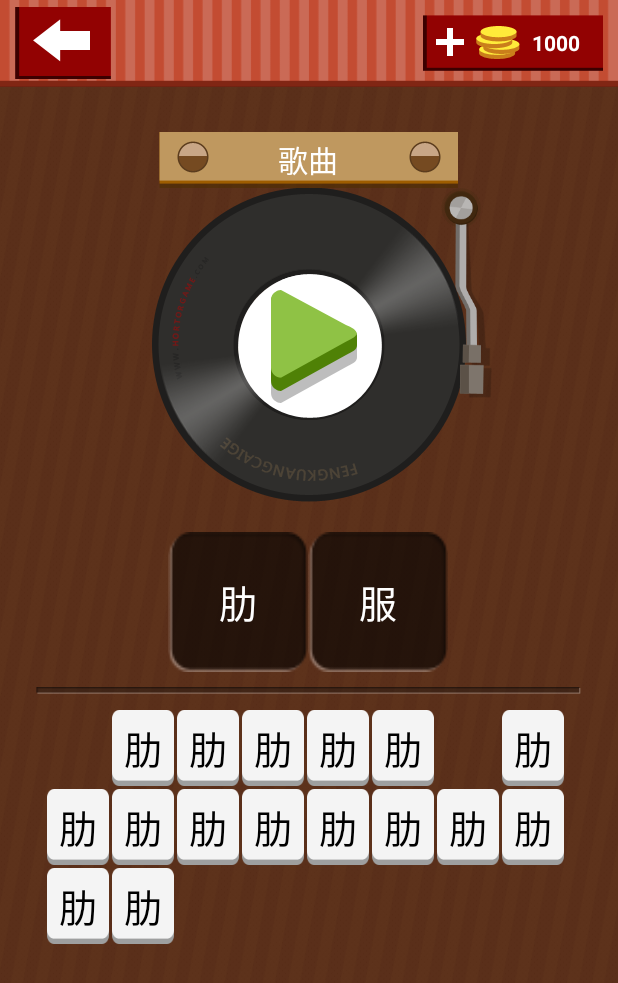
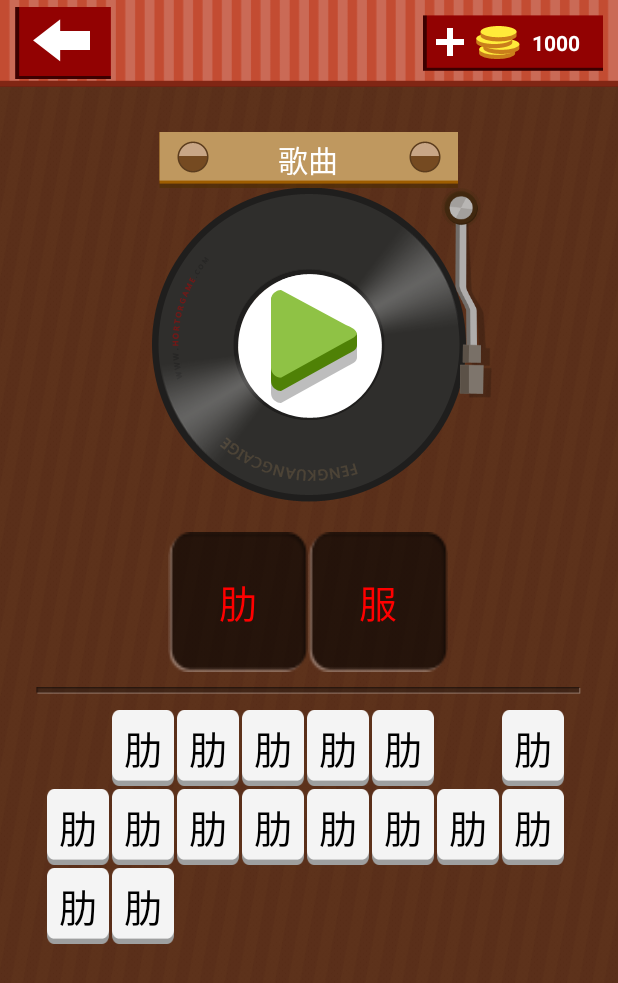
Before and after one commit to wukong696/GuessMusic, an Android app: the screen it shows after launch (MainActivity), after a tap on an icon or button, on a phone screen of 412 x 824 dp. Shown: the top 983 px of the screen. Run offline under Robolectric (Android 15) with nearby library versions, the phone set to English and light mode, and no system bars; 2 other taps on this screen came first.

Commit message:
实现答案检测逻辑，错误答案闪烁和简单过关界面

```diff
--- a/app/src/main/java/com/example/yue/gm/MainActivity.java
+++ b/app/src/main/java/com/example/yue/gm/MainActivity.java
@@ -16,6 +16,8 @@ import android.widget.LinearLayout;
 import java.io.UnsupportedEncodingException;
 import java.util.ArrayList;
 import java.util.Random;
+import java.util.Timer;
+import java.util.TimerTask;
 
 import data.Const;
 import model.IWordButtonClickListener;
@@ -28,6 +30,11 @@ import util.Util;
 public class MainActivity extends Activity  implements IWordButtonClickListener{
 
     public final static String TAG = "MainActivity";
+    //答案状态，正确，错误，不完整
+    public final static int STATUS_ANSWER_RIGHT =1;
+    public final static int STATUS_ANSWER_WEONG =2;
+    public final static int STATUS_ANSWER_LACK =3;
+    public final static int SPASH_TIMES = 6;
 
     //唱片动画定义
     private Animation mPanAnim;//定义动画
@@ -67,6 +74,8 @@ public class MainActivity extends Activity  implements IWordButtonClickListener{
     //当前关的索引,因为数组的索引问题，所以初始化为-1
     private int mCurrentStageIndex = -1;
 
+    //过关界面
+    private View mPassView;
 
 
 
@@ -169,9 +178,23 @@ public class MainActivity extends Activity  implements IWordButtonClickListener{
     }
 
     @Override
-    public void onWordButtonClick(WordButton wordButton){
+    public void onWordButtonClick(WordButton wordButton){//点击待选框文字事件
         //Toast.makeText(this,wordButton.mindex + "",Toast.LENGTH_SHORT).show();
         setSelectWord(wordButton);
+
+        //获得答案状态
+        int checkResult = checkTheAnswer();
+        //检查答案
+        if(checkResult == STATUS_ANSWER_RIGHT){
+            //过关并获得奖励
+            handlePassEvent();
+        }else if(checkResult == STATUS_ANSWER_WEONG){
+            //闪烁文字并提示用户
+            sparkTheWrods();
+        }else if(checkResult == STATUS_ANSWER_LACK){
+            //设置文字颜色为白色
+
+        }
     }
 
     private void setSelectWord(WordButton wordButton){
@@ -196,7 +219,7 @@ public class MainActivity extends Activity  implements IWordButtonClickListener{
             }
         }
     }
-    //清楚答案
+    //清除答案
     private void clearTheAnswer(WordButton wordButton){
         wordButton.mViewButton.setText("");
         wordButton.mWordString = "";
@@ -299,7 +322,13 @@ public class MainActivity extends Activity  implements IWordButtonClickListener{
             holder.mViewButton.setOnClickListener(new View.OnClickListener() {
                 @Override
                 public void onClick(View v) {
+                    //点击已选框里面的文字清除文字设置不可见，并且设置其他文字颜色为白色
+                    for(int i = 0;i <mBtnSelectWords.size();i++){
+                        mBtnSelectWords.get(i).mViewButton.setTextColor(Color.WHITE);
+                    }
+
                     clearTheAnswer(holder);
+
                 }
             });
 
@@ -370,4 +399,64 @@ public class MainActivity extends Activity  implements IWordButtonClickListener{
         return str.charAt(0);
     }
 
+
+    //判断答案
+    private int checkTheAnswer(){
+        //先检查长度
+        for(int i = 0;i <mBtnSelectWords.size();i++){
+            //如果有空的，说明答案还不完整
+            if (mBtnSelectWords.get(i).mWordString.length() == 0){
+                return STATUS_ANSWER_LACK;
+            }
+        }
+
+        //答案完整，继续检查正确性
+        StringBuffer sb = new StringBuffer();//定义String变量,用于比较
+        for(int i = 0;i<mBtnSelectWords.size();i++){
+            sb.append(mBtnSelectWords.get(i).mWordString);
+        }
+        return (sb.toString().equals(mCurrentSong.getSongName()))?
+                STATUS_ANSWER_RIGHT : STATUS_ANSWER_WEONG;//判断和答案是否相同
+
+    }
+
+    //闪烁文字
+    private void  sparkTheWrods(){
+        //定时器相关
+        TimerTask task = new TimerTask() {
+
+            boolean mChange = false;
+            int mSpardTiems = 0;//闪烁次数
+            @Override
+            public void run() {
+                runOnUiThread(new Runnable() {
+                    @Override
+                    public void run() {
+                        //显示闪烁次数
+                        if(++mSpardTiems > SPASH_TIMES){
+                            return;//停止闪烁，初始化
+                        }
+                        //执行闪烁逻辑：交替显示红色和白色文字
+                        for(int i = 0;i <mBtnSelectWords.size();i++){
+                            mBtnSelectWords.get(i).mViewButton.setTextColor(mChange?Color.RED : Color.RED);
+                        }
+                        mChange = !mChange;
+                    }
+                });
+            }
+        };
+
+        Timer timer = new Timer();
+        timer.schedule(task,1,150);
+    }
+
+
+    //处理过关界面和事件
+    private void handlePassEvent(){
+        mPassView = (LinearLayout)findViewById(R.id.pass_view);
+        mPassView.setVisibility(View.VISIBLE);
+
+    }
+
+
 }
--- a/app/src/main/res/layout/activity_main.xml
+++ b/app/src/main/res/layout/activity_main.xml
@@ -20,4 +20,7 @@
         <include layout="@layout/name_select"/>
 
     </LinearLayout>
+
+    <!--答案正确界面-->
+    <include layout="@layout/anwser_right"/>
 </FrameLayout>
```
Also changed, not shown: app/src/main/res/layout/anwser_right.xml (added, +11 -0 lines).
